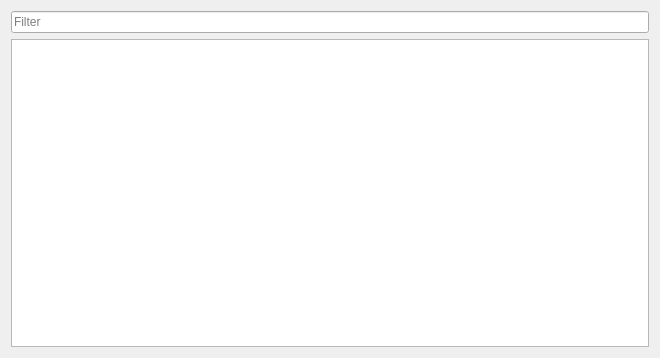
Qt form src/desktop/ui/serverlog.ui (drawpile/Drawpile) before a commit.
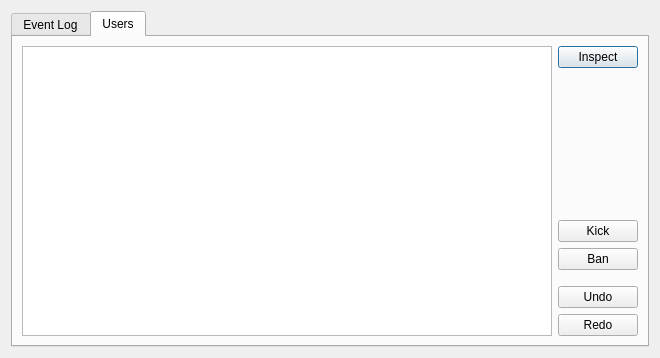
The same form after that commit. The open tabs and pages were chosen to show the change.

Commit message:
Show all users in server log dialog
Show all users (including offline ones) in the dialog.
Add buttons for kicking and undo.
TODO: implement serverside support for banning users who are not logged in.

Patch:
```diff
--- a/src/desktop/ui/serverlog.ui
+++ b/src/desktop/ui/serverlog.ui
@@ -13,6 +13,16 @@
   <property name="windowTitle">
    <string>Event Log</string>
   </property>
+  <layout class="QVBoxLayout" name="verticalLayout_2">
+   <item>
+    <widget class="QTabWidget" name="tabWidget">
+     <property name="currentIndex">
+      <number>0</number>
+     </property>
+     <widget class="QWidget" name="tab">
+      <attribute name="title">
+       <string>Event Log</string>
+      </attribute>
   <layout class="QVBoxLayout" name="verticalLayout">
    <item>
     <widget class="QLineEdit" name="filter">
@@ -29,6 +39,101 @@
      <property name="alternatingRowColors">
       <bool>true</bool>
      </property>
+        </widget>
+       </item>
+      </layout>
+     </widget>
+     <widget class="QWidget" name="tab_2">
+      <attribute name="title">
+       <string>Users</string>
+      </attribute>
+      <layout class="QHBoxLayout" name="horizontalLayout">
+       <item>
+        <widget class="QTableView" name="userlistView">
+         <property name="selectionMode">
+          <enum>QAbstractItemView::SingleSelection</enum>
+         </property>
+         <property name="selectionBehavior">
+          <enum>QAbstractItemView::SelectRows</enum>
+         </property>
+         <property name="sortingEnabled">
+          <bool>true</bool>
+         </property>
+        </widget>
+       </item>
+       <item>
+        <layout class="QVBoxLayout" name="verticalLayout_3">
+         <item>
+          <widget class="QPushButton" name="inspectMode">
+           <property name="text">
+            <string>Inspect</string>
+           </property>
+           <property name="checkable">
+            <bool>true</bool>
+           </property>
+          </widget>
+         </item>
+         <item>
+          <spacer name="verticalSpacer_2">
+           <property name="orientation">
+            <enum>Qt::Vertical</enum>
+           </property>
+           <property name="sizeHint" stdset="0">
+            <size>
+             <width>20</width>
+             <height>40</height>
+            </size>
+           </property>
+          </spacer>
+         </item>
+         <item>
+          <widget class="QPushButton" name="kickUser">
+           <property name="text">
+            <string>Kick</string>
+           </property>
+          </widget>
+         </item>
+         <item>
+          <widget class="QPushButton" name="banUser">
+           <property name="text">
+            <string>Ban</string>
+           </property>
+          </widget>
+         </item>
+         <item>
+          <spacer name="verticalSpacer">
+           <property name="orientation">
+            <enum>Qt::Vertical</enum>
+           </property>
+           <property name="sizeType">
+            <enum>QSizePolicy::Fixed</enum>
+           </property>
+           <property name="sizeHint" stdset="0">
+            <size>
+             <width>20</width>
+             <height>10</height>
+            </size>
+           </property>
+          </spacer>
+         </item>
+         <item>
+          <widget class="QPushButton" name="undoUser">
+           <property name="text">
+            <string>Undo</string>
+           </property>
+          </widget>
+         </item>
+         <item>
+          <widget class="QPushButton" name="redoUser">
+           <property name="text">
+            <string>Redo</string>
+           </property>
+          </widget>
+         </item>
+        </layout>
+       </item>
+      </layout>
+     </widget>
     </widget>
    </item>
   </layout>
```
Lines whose indentation alone changed are shown as unchanged. The commit also changes 7 other files.
